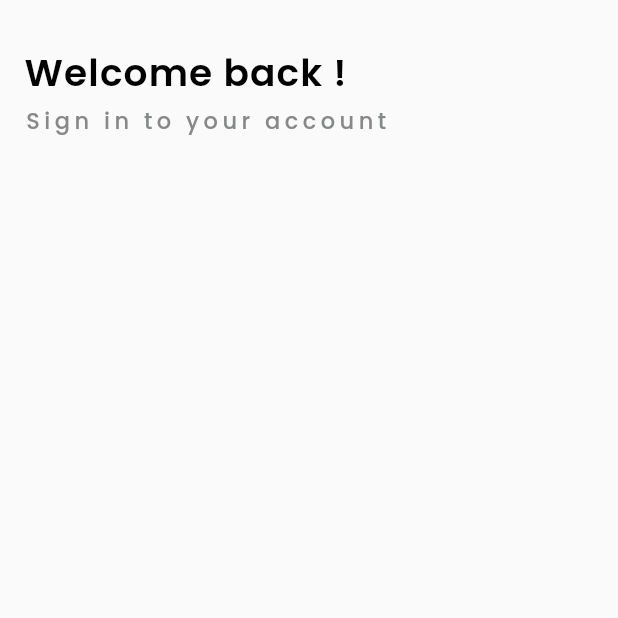
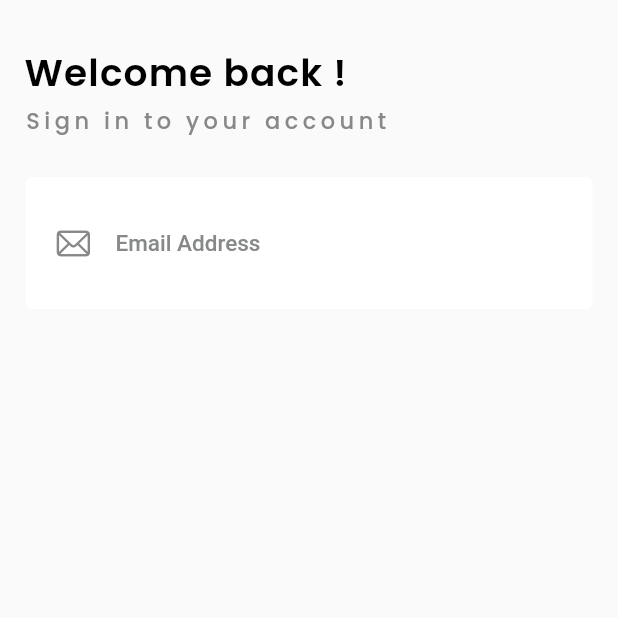
Before and after one commit to MArslan88/Big-Cart-Flutter, a Flutter app: the screen it shows after launch, on a phone screen of 412 x 824 dp, the top half of it. Run offline on Flutter 3.47's test engine with Material 2 defaults, Android fonts, the phone set to English and light mode, and no system bars; our stand-ins replace google_fonts.

Commit message:
email auth textfield

```diff
--- a/lib/screens/login/login_form.dart
+++ b/lib/screens/login/login_form.dart
@@ -1,3 +1,5 @@
+import 'package:big_cart/widgets/email_authentication_field.dart';
+import 'package:flutter/cupertino.dart';
 import 'package:flutter/material.dart';
 
 import '../../shared/styles.dart';
@@ -22,7 +24,8 @@ class LoginForm extends StatelessWidget {
               style: heading3,
             ),
           ),
-          SizedBox(height: 26),
+          SizedBox(height: 21),
+          const EmailAuthenticationField(placeholder: "Email Address"),
         ],
       ),
     );
--- a/lib/widgets/authentication_field.dart
+++ /dev/null
@@ -1,10 +0,0 @@
-import 'package:flutter/material.dart';
-
-class AuthenticationField extends StatelessWidget {
-  const AuthenticationField({Key? key}) : super(key: key);
-
-  @override
-  Widget build(BuildContext context) {
-    return Container();
-  }
-}
--- /dev/null
+++ b/lib/widgets/email_authentication_field.dart
@@ -0,0 +1,37 @@
+import 'package:big_cart/constants/asset_constants.dart';
+import 'package:big_cart/shared/styles.dart';
+import 'package:flutter/cupertino.dart';
+import 'package:flutter/material.dart';
+
+class EmailAuthenticationField extends StatelessWidget {
+  final String placeholder;
+
+  const EmailAuthenticationField({required this.placeholder});
+
+  @override
+  Widget build(BuildContext context) {
+    return Container(
+      margin: const EdgeInsets.only(left: 17, right: 17, top: 5),
+      padding: const EdgeInsets.all(20),
+      decoration: BoxDecoration(
+        color: Colors.white,
+        borderRadius: BorderRadius.circular(5),
+      ),
+      child: TextField(
+        style: const TextStyle(color: Colors.white, fontSize: 15),
+        decoration: InputDecoration(
+            icon: const Icon(
+              CupertinoIcons.mail,
+              color: appGreyColor,
+            ),
+            hintText: placeholder,
+            hintStyle: const TextStyle(
+              color: appGreyColor,
+              fontSize: 15,
+              fontWeight: FontWeight.w500,
+            ),
+            border: InputBorder.none),
+      ),
+    );
+  }
+}
--- a/pubspec.yaml
+++ b/pubspec.yaml
@@ -46,6 +46,7 @@ dev_dependencies:
   # rules and activating additional ones.
   flutter_lints: ^1.0.0
   google_fonts: ^2.3.1
+  cupertino_icons: ^1.0.4
 
 
 # For information on the generic Dart part of this file, see the
```
Also changed, not shown: pubspec.lock.
